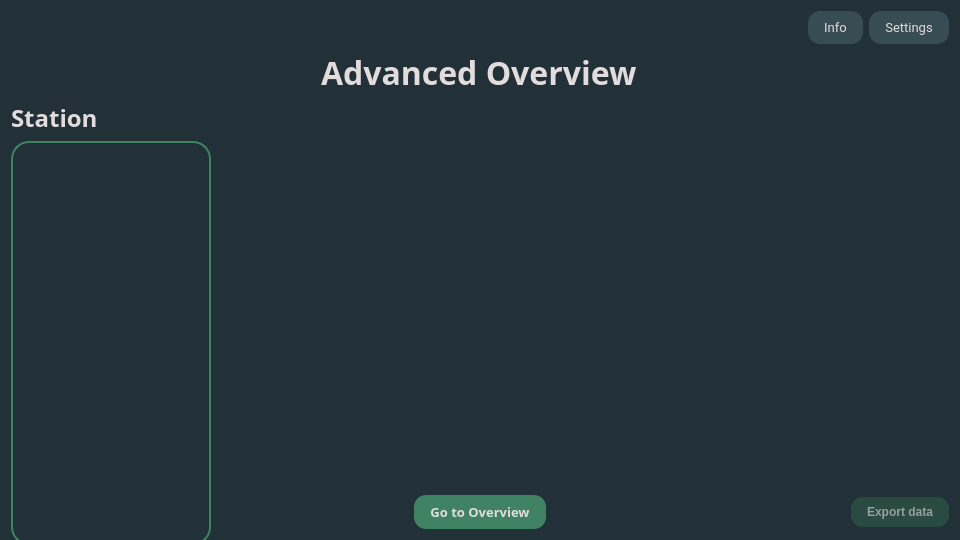
Above: faultid/resources/ui/advanced_overview_window.ui from ionutsilviu3/CIIT before the change. Below: the same form after it.
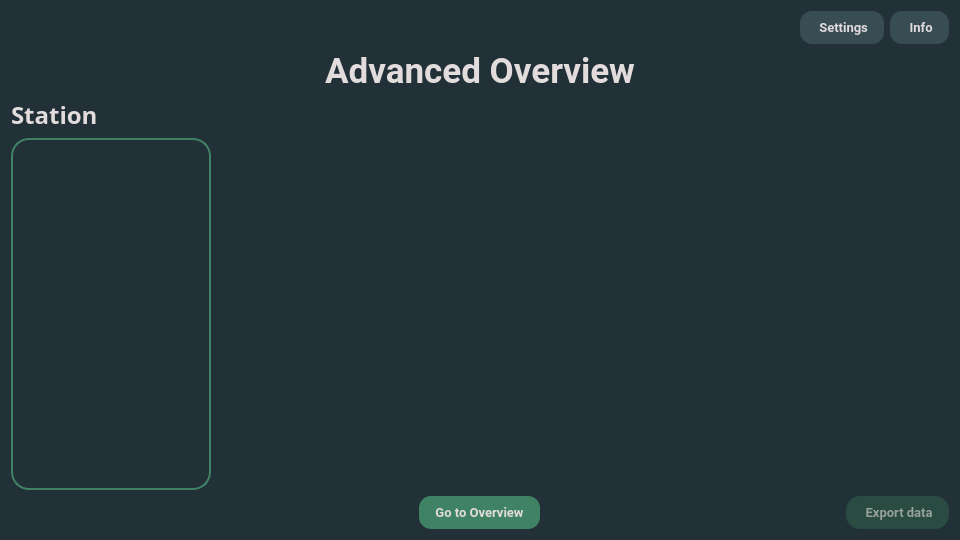
That is the form after the change. Icons and pictures are not drawn.

```diff
--- a/faultid/resources/ui/advanced_overview_window.ui
+++ b/faultid/resources/ui/advanced_overview_window.ui
@@ -25,7 +25,7 @@
 }
 
 QPushButton {
-	border-radius: 12px;
+	border-radius: 14px;
 	padding-left: 16px;
 	padding-right: 16px;
 	padding-top: 8 px;
@@ -38,6 +38,9 @@
   <layout class="QVBoxLayout" name="verticalLayout">
    <item>
     <layout class="QHBoxLayout" name="horizontalLayout">
+     <property name="spacing">
+      <number>6</number>
+     </property>
      <item>
       <spacer name="horizontalSpacer">
        <property name="orientation">
@@ -51,35 +54,91 @@
        </property>
       </spacer>
      </item>
-     <item>
-      <widget class="QPushButton" name="pb_info">
-       <property name="font">
-        <font>
-         <family>Roboto</family>
-         <pointsize>10</pointsize>
-        </font>
-       </property>
-       <property name="styleSheet">
-        <string notr="true">background-color: #384C53</string>
-       </property>
-       <property name="text">
-        <string>Info</string>
-       </property>
-      </widget>
-     </item>
      <item>
       <widget class="QPushButton" name="pb_settings">
        <property name="font">
         <font>
          <family>Roboto</family>
          <pointsize>10</pointsize>
+         <bold>true</bold>
         </font>
        </property>
        <property name="styleSheet">
-        <string notr="true">background-color: rgb(56, 76, 83);</string>
+        <string notr="true">QPushButton {
+	border-radius: 12px;
+	padding-left: 16px;
+	padding-right: 16px;
+	padding-top: 8 px;
+	padding-bottom: 8 px;
+	color: rgb(226, 220, 220);
+	background-color: rgb(56, 76, 83);
+    }
+
+QPushButton:hover {
+	background-color: rgb(50, 68, 74);
+}
+
+QPushButton:pressed {
+	
+	background-color: rgb(45, 61, 66);
+}</string>
        </property>
        <property name="text">
-        <string>Settings</string>
+        <string> Settings</string>
+       </property>
+       <property name="icon">
+        <iconset resource="../icons/icons.qrc">
+         <normaloff>:/Icons/settings.svg</normaloff>:/Icons/settings.svg</iconset>
+       </property>
+       <property name="iconSize">
+        <size>
+         <width>24</width>
+         <height>24</height>
+        </size>
+       </property>
+      </widget>
+     </item>
+     <item>
+      <widget class="QPushButton" name="pb_info">
+       <property name="font">
+        <font>
+         <family>Roboto</family>
+         <pointsize>10</pointsize>
+         <bold>true</bold>
+        </font>
+       </property>
+       <property name="styleSheet">
+        <string notr="true">QPushButton {
+	border-radius: 12px;
+	padding-left: 16px;
+	padding-right: 16px;
+	padding-top: 8 px;
+	padding-bottom: 8 px;
+	color: rgb(226, 220, 220);
+	background-color: rgb(56, 76, 83);
+    }
+
+QPushButton:hover {
+	background-color: rgb(50, 68, 74);
+}
+
+QPushButton:pressed {
+	
+	background-color: rgb(45, 61, 66);
+}</string>
+       </property>
+       <property name="text">
+        <string> Info</string>
+       </property>
+       <property name="icon">
+        <iconset resource="../icons/icons.qrc">
+         <normaloff>:/Icons/info.svg</normaloff>:/Icons/info.svg</iconset>
+       </property>
+       <property name="iconSize">
+        <size>
+         <width>24</width>
+         <height>24</height>
+        </size>
        </property>
       </widget>
      </item>
@@ -89,8 +148,8 @@
     <widget class="QLabel" name="lb_title">
      <property name="font">
       <font>
-       <family>Vitesco</family>
-       <pointsize>24</pointsize>
+       <family>Roboto</family>
+       <pointsize>26</pointsize>
        <bold>true</bold>
       </font>
      </property>
@@ -170,7 +229,7 @@
        <property name="minimumSize">
         <size>
          <width>200</width>
-         <height>404</height>
+         <height>300</height>
         </size>
        </property>
        <property name="maximumSize">
@@ -254,7 +313,7 @@
           <x>0</x>
           <y>0</y>
           <width>200</width>
-          <height>404</height>
+          <height>339</height>
          </rect>
         </property>
         <property name="styleSheet">
@@ -391,8 +450,8 @@
          <rect>
           <x>0</x>
           <y>0</y>
-          <width>728</width>
-          <height>359</height>
+          <width>760</width>
+          <height>450</height>
          </rect>
         </property>
         <property name="styleSheet">
@@ -424,7 +483,7 @@
       <widget class="QPushButton" name="pb_overview">
        <property name="font">
         <font>
-         <family>Vitesco</family>
+         <family>Roboto</family>
          <pointsize>10</pointsize>
          <bold>true</bold>
         </font>
@@ -438,7 +497,17 @@
 	padding-bottom: 8 px;
 	color: rgb(226, 220, 220);
 	background-color: rgb(64, 130, 100);
-    }</string>
+    }
+
+QPushButton:hover
+{
+	background-color: rgb(50, 102, 78);
+}
+
+QPushButton:pressed
+{
+	background-color: rgb(42, 85, 65);
+}</string>
        </property>
        <property name="text">
         <string>Go to Overview</string>
@@ -452,6 +521,8 @@
        </property>
        <property name="font">
         <font>
+         <family>Roboto</family>
+         <pointsize>10</pointsize>
          <bold>true</bold>
         </font>
        </property>
@@ -463,10 +534,31 @@
 QPushButton:Disabled{
 	background-color: rgba(46, 93, 71,150);
 	color: rgba(226, 220, 220, 150);
+}
+
+QPushButton:hover
+{
+	background-color: rgb(50, 102, 78);
+}
+
+QPushButton:pressed
+{
+	background-color: rgb(42, 85, 65);
 }</string>
        </property>
        <property name="text">
-        <string>Export data</string>
+        <string> Export data</string>
+       </property>
+       <property name="icon">
+        <iconset resource="../icons/icons.qrc">
+         <normaloff>:/Icons/download.svg</normaloff>
+         <disabledoff>:/Icons/download_disabled.svg</disabledoff>:/Icons/download.svg</iconset>
+       </property>
+       <property name="iconSize">
+        <size>
+         <width>24</width>
+         <height>24</height>
+        </size>
        </property>
       </widget>
      </item>
```
Left out of the diff: 58 changed lines with no effect on the pictures.
